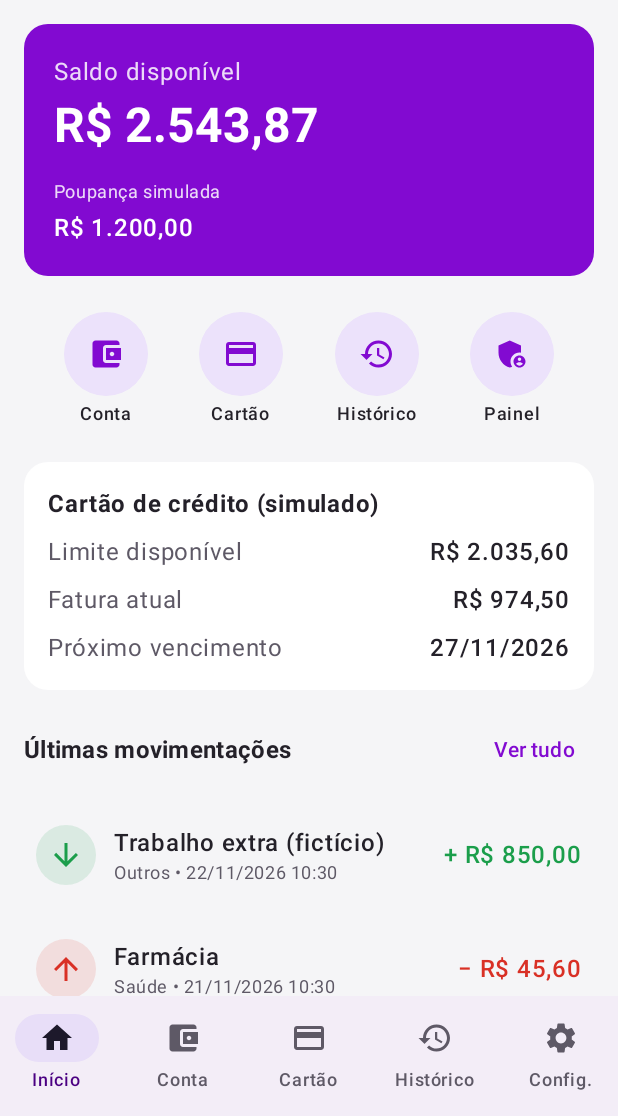
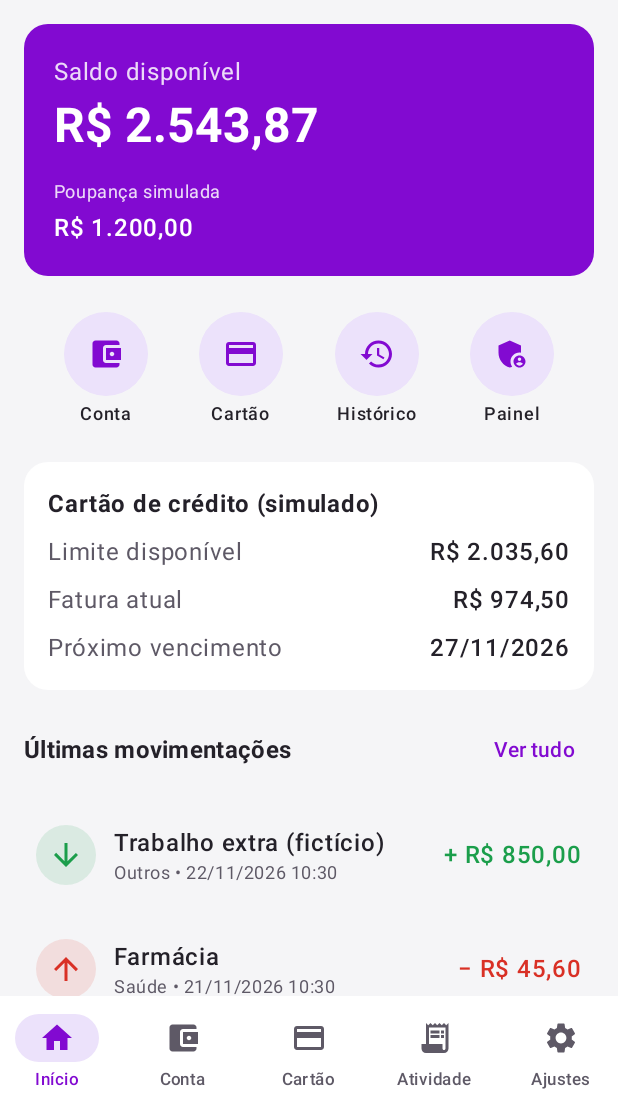
Before and after one commit to Arthurne/apk-banco-fake, an Android app built with Jetpack Compose: the screen it shows after launch (MainActivity), on a phone screen of 412 x 824 dp, the part 120-1236 px from its top. Run offline under Robolectric (Android 15) with nearby library versions, the phone set to English and light mode, and no system bars; our stand-ins replace Room's generated code.

Commit message:
Atualiza navegação do PurpleBank

```diff
--- a/app/src/main/java/com/purplebank/simulator/MainActivity.kt
+++ b/app/src/main/java/com/purplebank/simulator/MainActivity.kt
@@ -1,5 +1,4 @@
 package com.purplebank.simulator
-
 import android.os.Bundle
 import androidx.activity.ComponentActivity
 import androidx.activity.compose.setContent
@@ -34,17 +33,14 @@ class MainActivity : ComponentActivity() {
         setContent { PurpleBankApp() }
     }
 }
-
 private data class Tab(val route: String, val label: String, val icon: ImageVector)
-
 private val tabs = listOf(
     Tab("home", "Início", Icons.Filled.Home),
     Tab("account", "Conta", Icons.Filled.AccountBalanceWallet),
     Tab("card", "Cartão", Icons.Filled.CreditCard),
-    Tab("history", "Histórico", Icons.Filled.History),
-    Tab("settings", "Config.", Icons.Filled.Settings)
+    Tab("history", "Atividade", Icons.Filled.ReceiptLong),
+    Tab("settings", "Ajustes", Icons.Filled.Settings)
 )
-
 @Composable
 fun PurpleBankApp(vm: MainViewModel = viewModel()) {
     val settings by vm.settings.collectAsStateWithLifecycle()
@@ -52,40 +48,45 @@ fun PurpleBankApp(vm: MainViewModel = viewModel()) {
     val account by vm.account.collectAsStateWithLifecycle()
     val card by vm.card.collectAsStateWithLifecycle()
     val loaded = settings != null && profile != null && account != null && card != null
-
     val dark = when (settings?.theme) { "DARK" -> true; "LIGHT" -> false; else -> isSystemInDarkTheme() }
     val primary = remember(settings?.primaryColor) { BankColors.parse(settings?.primaryColor) }
-
     PurpleBankTheme(primary, dark) {
         val nav = rememberNavController()
         val snack = remember { SnackbarHostState() }
         LaunchedEffect(Unit) { vm.messages.collect { snack.showSnackbar(it) } }
         val route = nav.currentBackStackEntryAsState().value?.destination?.route
-
         fun goTab(r: String) = nav.navigate(r) {
             popUpTo(nav.graph.findStartDestination().id) { saveState = true }
             launchSingleTop = true
             restoreState = true
         }
-
         Scaffold(
             snackbarHost = { SnackbarHost(snack) },
             containerColor = MaterialTheme.colorScheme.background,
             bottomBar = {
-                if (route == null || tabs.any { it.route == route }) NavigationBar {
+                if (route == null || tabs.any { it.route == route }) {
+                    NavigationBar(containerColor = MaterialTheme.colorScheme.surface, tonalElevation = androidx.compose.ui.unit.Dp(0f)) {
                         tabs.forEach { t ->
                             NavigationBarItem(
                                 selected = route == t.route, onClick = { goTab(t.route) },
-                            icon = { Icon(t.icon, contentDescription = t.label) }, label = { Text(t.label) }
+                                icon = { Icon(t.icon, contentDescription = t.label) },
+                                label = { Text(t.label, style = MaterialTheme.typography.labelSmall) },
+                                alwaysShowLabel = true,
+                                colors = NavigationBarItemDefaults.colors(
+                                    selectedIconColor = MaterialTheme.colorScheme.primary,
+                                    selectedTextColor = MaterialTheme.colorScheme.primary,
+                                    indicatorColor = MaterialTheme.colorScheme.primaryContainer,
+                                    unselectedIconColor = MaterialTheme.colorScheme.onSurfaceVariant,
+                                    unselectedTextColor = MaterialTheme.colorScheme.onSurfaceVariant
+                                )
                             )
                         }
                     }
                 }
+            }
         ) { pad ->
-            if (!loaded) {
-                Loading()
-            } else {
-                NavHost(nav, startDestination = "home", modifier = Modifier.padding(pad)) {
+            if (!loaded) Loading()
+            else NavHost(nav, startDestination = "home", modifier = Modifier.padding(pad)) {
                 composable("home") { DashboardScreen(vm, ::goTab) { nav.navigate(it) } }
                 composable("account") { AccountScreen(vm) { nav.navigate(it) } }
                 composable("card") { CardScreen(vm) { nav.navigate(it) } }
@@ -99,4 +100,3 @@ fun PurpleBankApp(vm: MainViewModel = viewModel()) {
         }
     }
 }
-}
```
Lines whose indentation alone changed are shown as unchanged.
